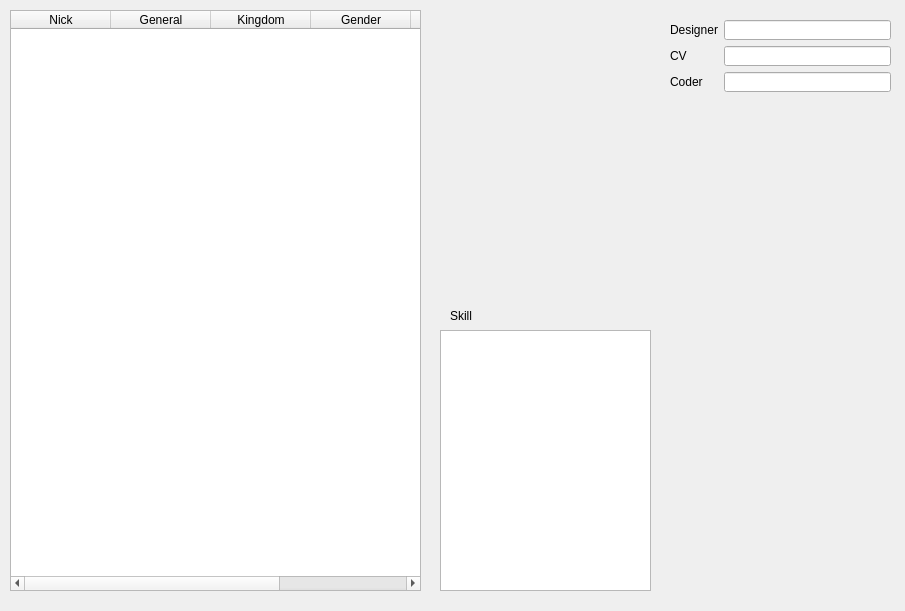
Qt form src/dialog/generaloverview.ui (wy19890204/Shuihusha) before a commit.
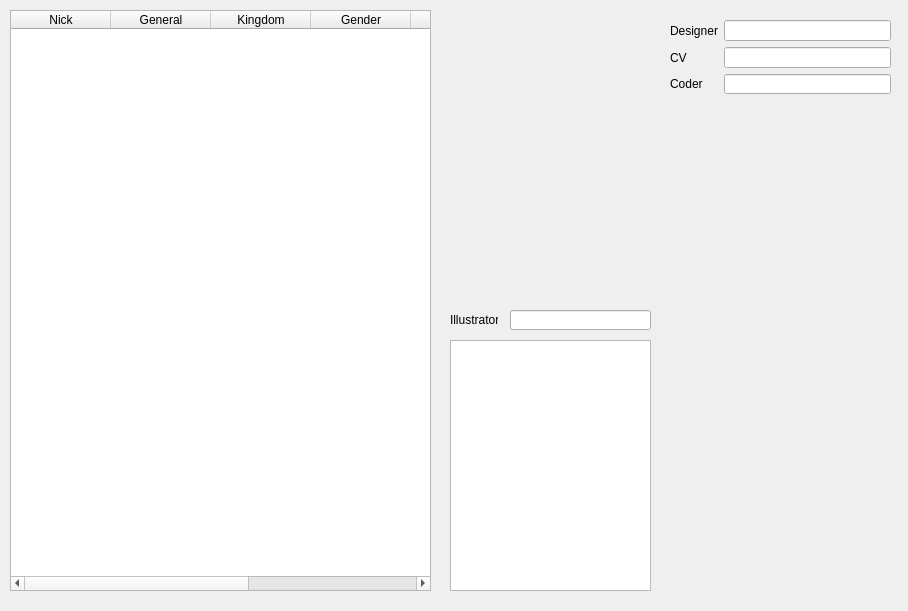
The same form after that commit. Icons and pictures are not drawn.

```diff
--- a/src/dialog/generaloverview.ui
+++ b/src/dialog/generaloverview.ui
@@ -9,7 +9,7 @@
    <rect>
     <x>0</x>
     <y>0</y>
-    <width>905</width>
+    <width>908</width>
     <height>611</height>
    </rect>
   </property>
@@ -21,7 +21,7 @@
     <rect>
      <x>10</x>
      <y>10</y>
-     <width>411</width>
+     <width>421</width>
      <height>581</height>
     </rect>
    </property>
@@ -67,27 +67,19 @@
      <string>Package</string>
     </property>
    </column>
-  </widget>
-  <widget class="QLabel" name="skillLabel">
-   <property name="geometry">
-    <rect>
-     <x>450</x>
-     <y>310</y>
-     <width>30</width>
-     <height>12</height>
-    </rect>
-   </property>
-   <property name="text">
-    <string>Skill</string>
-   </property>
+   <column>
+    <property name="text">
+     <string>ID</string>
+    </property>
+   </column>
   </widget>
   <widget class="QTextEdit" name="skillTextEdit">
    <property name="geometry">
     <rect>
-     <x>440</x>
-     <y>330</y>
-     <width>211</width>
-     <height>261</height>
+     <x>450</x>
+     <y>340</y>
+     <width>201</width>
+     <height>251</height>
     </rect>
    </property>
    <property name="readOnly">
@@ -142,7 +134,7 @@
      <x>670</x>
      <y>20</y>
      <width>221</width>
-     <height>72</height>
+     <height>74</height>
     </rect>
    </property>
    <layout class="QGridLayout" name="gridLayout">
@@ -205,6 +197,38 @@
     </item>
    </layout>
   </widget>
+  <widget class="QLineEdit" name="illustratorLineEdit">
+   <property name="geometry">
+    <rect>
+     <x>510</x>
+     <y>310</y>
+     <width>141</width>
+     <height>20</height>
+    </rect>
+   </property>
+   <property name="frame">
+    <bool>true</bool>
+   </property>
+   <property name="alignment">
+    <set>Qt::AlignRight|Qt::AlignTrailing|Qt::AlignVCenter</set>
+   </property>
+   <property name="readOnly">
+    <bool>true</bool>
+   </property>
+  </widget>
+  <widget class="QLabel" name="illustratorLabel">
+   <property name="geometry">
+    <rect>
+     <x>450</x>
+     <y>310</y>
+     <width>48</width>
+     <height>20</height>
+    </rect>
+   </property>
+   <property name="text">
+    <string>Illustrator</string>
+   </property>
+  </widget>
  </widget>
  <resources/>
  <connections/>
```
Left out of the diff: 4 changed lines with no effect on the pictures.
